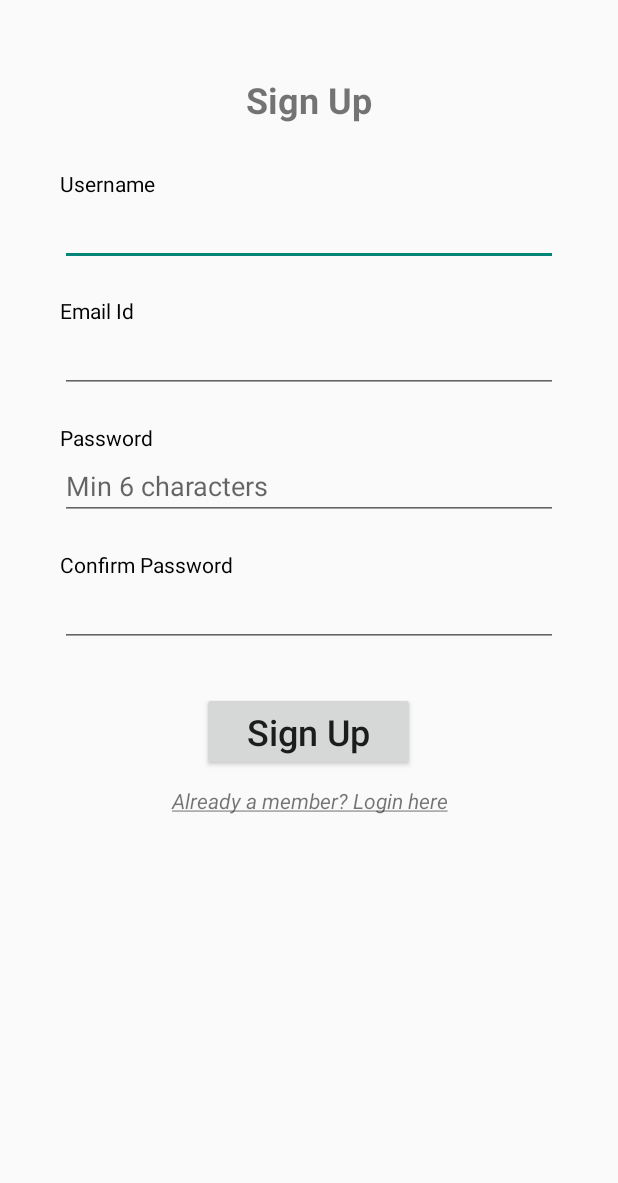
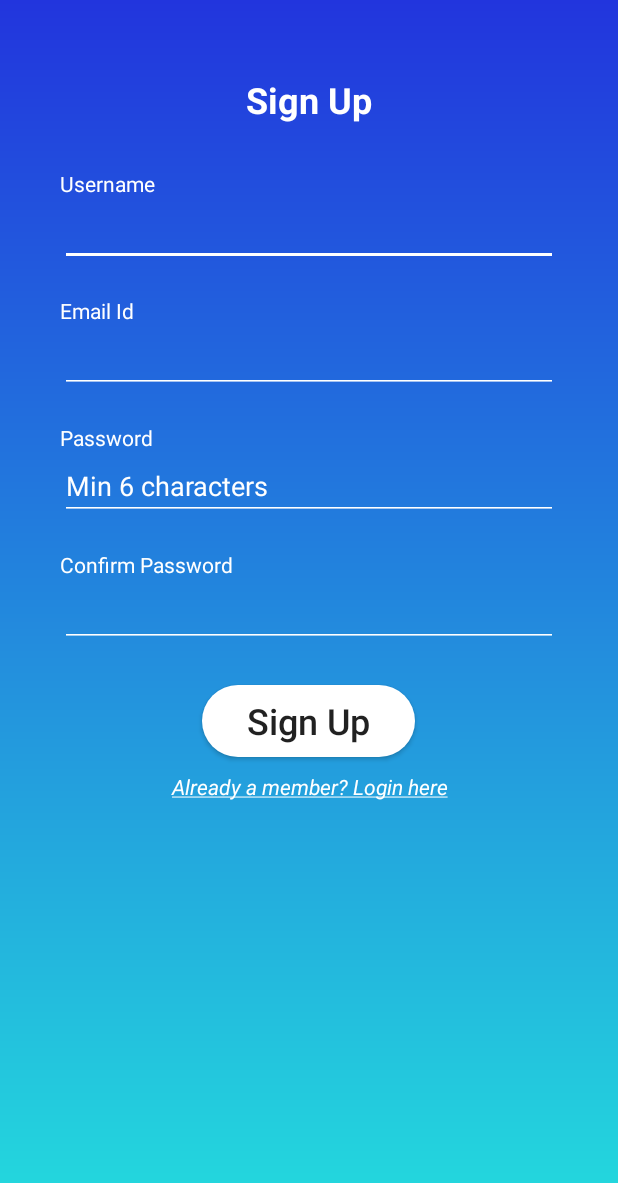
Before and after one commit to jashgopani/PijjyBank, an Android app: the RegistrationActivity screen opened directly, with no data from a screen before it, on a phone screen of 412 x 824 dp. Shown: the top 1183 px of the screen. Run offline under Robolectric (Android 15) with nearby library versions, the phone set to English and light mode, and no system bars; our stand-ins replace Firebase (no records; nobody signed in at launch, a user with empty details on screens opened directly).

Commit message:
UI changes Gradient,Rounded Buttons and Custom Theme changes

```diff
--- a/app/src/main/AndroidManifest.xml
+++ b/app/src/main/AndroidManifest.xml
@@ -17,7 +17,7 @@
         android:label="@string/app_name"
         android:roundIcon="@mipmap/ic_launcher_pijjy_round"
         android:supportsRtl="true"
-        android:theme="@style/Theme.AppCompat.Light.NoActionBar">
+        android:theme="@style/CustomAppTheme">
         <activity
             android:name=".SplashActivity"
             android:theme="@style/SplashTheme">
--- a/app/src/main/java/com/example/android/pijjybank/RegistrationActivity.java
+++ b/app/src/main/java/com/example/android/pijjybank/RegistrationActivity.java
@@ -66,7 +66,7 @@ public class RegistrationActivity extends AppCompatActivity {
                             if (task.isSuccessful()) { //Add username to the database
                                 final String id = firebaseAuth.getCurrentUser().getUid();
                                 db = FirebaseDatabase.getInstance().getReference("Users/");
-                                db.child(id).setValue(new User(name));
+                                db.child(id).setValue(name);
                                 Log.v("Jash","User id :"+id);
                                 /*
                                 * {
--- /dev/null
+++ b/app/src/main/res/drawable/blue_gradient.xml
@@ -0,0 +1,8 @@
+<?xml version="1.0" encoding="utf-8"?>
+<shape xmlns:android="http://schemas.android.com/apk/res/android"
+    android:shape="rectangle">
+    <gradient
+        android:angle="270"
+        android:endColor="#23dddd"
+        android:startColor="#2235dd" />
+</shape>
--- /dev/null
+++ b/app/src/main/res/drawable/rounded_button.xml
@@ -0,0 +1,9 @@
+<?xml version="1.0" encoding="utf-8"?>
+<selector xmlns:android="http://schemas.android.com/apk/res/android">
+<item>
+    <shape android:shape="rectangle">
+        <solid android:color="#ffffff"></solid>
+        <corners android:radius="60dp"></corners>
+    </shape>
+</item>
+</selector>
--- a/app/src/main/res/layout/activity_regsitration.xml
+++ b/app/src/main/res/layout/activity_regsitration.xml
@@ -5,10 +5,13 @@
     android:layout_width="match_parent"
     android:layout_height="match_parent"
     android:orientation="vertical"
+    android:background="@drawable/blue_gradient"
     android:paddingHorizontal="40dp"
-    android:paddingVertical="40dp">
+    android:paddingVertical="40dp"
+    >
 
     <TextView
+        android:textColor="@android:color/white"
         android:layout_width="match_parent"
         android:layout_height="wrap_content"
         android:text="Sign Up"
@@ -24,9 +27,12 @@
         android:layout_width="match_parent"
         android:layout_height="wrap_content"
         android:text="Username"
-        android:textColor="@android:color/black"
+        android:textColor="@android:color/white"
         android:layout_marginTop="30dp"/>
+
     <EditText
+        android:backgroundTint="@android:color/white"
+        android:textColor="@android:color/white"
         android:id="@+id/etRegName"
         android:layout_width="match_parent"
         android:layout_height="wrap_content"
@@ -34,12 +40,15 @@
         android:layout_marginBottom="10dp"/>
 
     <TextView
+        android:textColor="@android:color/white"
         android:layout_width="match_parent"
         android:layout_height="wrap_content"
         android:text="Email Id"
-        android:textColor="@android:color/black"
         android:layout_marginTop="10dp"/>
+
     <EditText
+        android:backgroundTint="@android:color/white"
+        android:textColor="@android:color/white"
         android:layout_marginBottom="10dp"
         android:id="@+id/etRegUsername"
         android:layout_width="match_parent"
@@ -51,13 +60,16 @@
         android:layout_width="match_parent"
         android:layout_height="wrap_content"
         android:text="@string/password"
-        android:textColor="@android:color/black"
+        android:textColor="@android:color/white"
         android:layout_marginTop="10dp"/>
 
 
     <EditText
         android:layout_marginBottom="10dp"
         android:id="@+id/etRegPassword"
+        android:backgroundTint="@android:color/white"
+        android:textColorHint="@android:color/white"
+        android:textColor="@android:color/white"
         android:layout_width="match_parent"
         android:layout_height="wrap_content"
         android:hint="Min 6 characters"
@@ -65,20 +77,22 @@
 
     <TextView
         android:layout_width="match_parent"
+        android:textColor="@android:color/white"
         android:layout_height="wrap_content"
         android:text="Confirm Password"
-        android:textColor="@android:color/black"
         android:layout_marginTop="10dp"/>
 
     <EditText
+        android:textColor="@android:color/white"
         android:layout_marginBottom="10dp"
         android:id="@+id/etRegConfirmPassword"
+        android:backgroundTint="@android:color/white"
         android:layout_width="match_parent"
         android:layout_height="wrap_content"
         android:inputType="textPassword" />
 
     <Button
-        android:layout_marginTop="20dp"
+        android:layout_marginTop="15dp"
         android:layout_gravity="center"
         android:paddingHorizontal="30dp"
         android:id="@+id/registerBtn"
@@ -86,10 +100,12 @@
         android:layout_height="wrap_content"
         android:drawSelectorOnTop="true"
         android:text="@string/signUp"
+        android:background="@drawable/rounded_button"
         android:textAllCaps="false"
         android:textSize="24sp" />
 
     <TextView
+        android:textColor="@android:color/white"
         android:layout_marginTop="10dp"
         android:id="@+id/tvToLogin"
         android:layout_width="match_parent"
--- a/app/src/main/res/layout/nav_header.xml
+++ b/app/src/main/res/layout/nav_header.xml
@@ -2,13 +2,14 @@
 <LinearLayout xmlns:android="http://schemas.android.com/apk/res/android"
     android:layout_width="match_parent"
     android:layout_height="200dp"
-    android:background="@drawable/material_bg"
+    android:background="@color/colorPrimary"
     android:padding="16dp"
     android:theme="@style/ThemeOverlay.AppCompat.Dark"
     android:orientation="vertical"
     android:gravity="bottom">
 
     <TextView
+        android:textColor="@android:color/white"
         android:layout_width="match_parent"
         android:layout_height="wrap_content"
         android:text="My header title"
@@ -17,6 +18,7 @@
 
 
     <TextView
+        android:textColor="@android:color/white"
         android:id="@+id/userEmail"
         android:layout_width="match_parent"
         android:layout_height="wrap_content"
--- /dev/null
+++ b/app/src/main/res/rounded_button.xml
@@ -0,0 +1,4 @@
+<?xml version="1.0" encoding="utf-8"?>
+<selector xmlns:android="http://schemas.android.com/apk/res/android">
+
+</selector>
--- a/app/src/main/res/values-v21/styles.xml
+++ b/app/src/main/res/values-v21/styles.xml
@@ -4,15 +4,34 @@
     <style name="customToolbar" parent="Theme.AppCompat.Light.NoActionBar">
         <!-- Customize your theme here. -->
         <item name="android:background">@color/colorPrimary</item>
+        <item name="android:textColorPrimary">#ffffff</item>
+        <item name="android:actionMenuTextColor">#ffffff</item>
         <item name="android:colorPrimaryDark">@color/colorPrimaryDark</item>
         <item name="android:colorAccent">@color/colorAccent1</item>
         <item name="colorAccent">@color/colorAccent1</item>
-        <item name="cardViewStyle">@style/CardView</item>
+        <item name="cardViewStyle">@style/CardView.Light</item>
+    </style>
+
+
+    <style name="CustomAppTheme" parent="Theme.AppCompat.Light.NoActionBar">
+        <item name="android:windowNoTitle">true</item>
+        <item name="windowActionBar">false</item>
+        <item name="coordinatorLayoutStyle">@style/Widget.Design.CoordinatorLayout</item>
+        <item name="cardViewStyle">@style/CardView.Light</item>
+        <item name="android:actionMenuTextColor">#ffffff</item>
+        <item name="android:colorPrimaryDark">@color/colorPrimaryDark</item>
+        <item name="android:colorAccent">@color/colorAccent1</item>
+        <item name="android:windowContentTransitions">true</item>
+        <item name="android:windowAllowEnterTransitionOverlap">true</item>
+        <item name="android:windowAllowReturnTransitionOverlap">true</item>
+        <item name="android:windowSharedElementEnterTransition">@android:transition/move</item>
+        <item name="android:windowSharedElementExitTransition">@android:transition/move</item>
     </style>
 
     <!-- Custom Popup theme. -->
     <style name="customPopup" parent="Theme.AppCompat.Light.NoActionBar">
         <!-- Customize your theme here. -->
+
         <item name="android:background">@android:color/white</item>
     </style>
 
--- a/app/src/main/res/values/colors.xml
+++ b/app/src/main/res/values/colors.xml
@@ -2,7 +2,7 @@
 <resources>
     <color name="colorPrimaryOld">#00b9e6
     </color><color name="colorPrimary">#1da1f2</color>
-    <color name="colorPrimaryDark">#1470a9</color>
+    <color name="colorPrimaryDark">#1576b3</color>
     <color name="colorAccent1">#4ab3f4</color>
     <color name="colorSecondary">#f50057</color>
     <color name="colorSecondaryDark">#ab003c</color>
--- a/app/src/main/res/values/styles.xml
+++ b/app/src/main/res/values/styles.xml
@@ -3,11 +3,26 @@
     <!-- Base application theme. -->
     <style name="AppTheme" parent="Base.Theme.AppCompat.Light.DarkActionBar">
         <item name="android:textColorPrimary">#ffffff</item>
+        <item name="android:windowNoTitle">true</item>
+        <item name="windowActionBar">false</item>
         <item name="coordinatorLayoutStyle">@style/Widget.Design.CoordinatorLayout</item>
         <item name="cardViewStyle">@style/CardView.Light</item>
     </style>
 
-
+    <style name="CustomAppTheme" parent="Theme.AppCompat.Light.NoActionBar">
+        <item name="android:windowNoTitle">true</item>
+        <item name="windowActionBar">false</item>
+        <item name="coordinatorLayoutStyle">@style/Widget.Design.CoordinatorLayout</item>
+        <item name="cardViewStyle">@style/CardView.Light</item>
+        <item name="android:actionMenuTextColor">#ffffff</item>
+        <item name="android:colorPrimaryDark">@color/colorPrimaryDark</item>
+        <item name="android:colorAccent">@color/colorAccent1</item>
+        <item name="android:windowContentTransitions">true</item>
+        <item name="android:windowAllowEnterTransitionOverlap">true</item>
+        <item name="android:windowAllowReturnTransitionOverlap">true</item>
+        <item name="android:windowSharedElementEnterTransition">@android:transition/move</item>
+        <item name="android:windowSharedElementExitTransition">@android:transition/move</item>
+    </style>
     <!-- Custom Toolbar theme. -->
     <style name="customToolbar" parent="Theme.AppCompat.Light.NoActionBar">
         <!-- Customize your theme here. -->
```
Also changed, not shown: app/src/main/res/layout/activity_add_expense.xml (+11 -0 lines), app/src/main/res/layout/activity_add_income.xml (+10 -0 lines), app/src/main/res/layout/activity_login.xml (+40 -31 lines).
